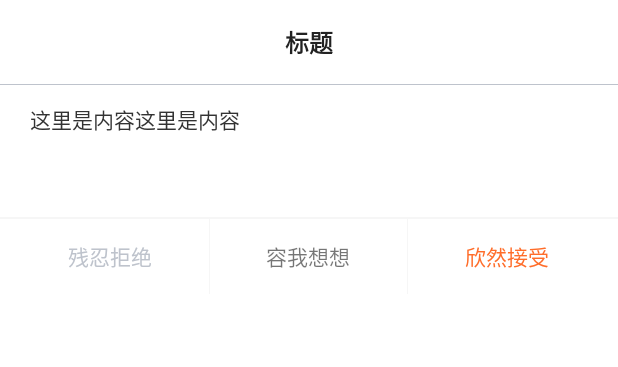
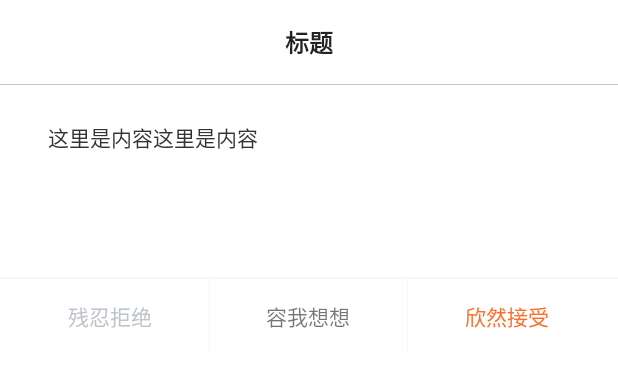
Before and after one commit to TinloneX/BaseNormalMVP, an Android app: the layout dialog_do_progress.xml on its own in the app's theme, with its tools: preview values and no code run, on a phone screen of 412 x 824 dp. Shown: the top 367 px of the screen. Run offline under Robolectric (Android 15) with nearby library versions, the phone set to English and light mode, and no system bars; network calls fail.

Commit message:
修改共用弹窗样式

```diff
--- a/app/src/main/res/layout/dialog_do_progress.xml
+++ b/app/src/main/res/layout/dialog_do_progress.xml
@@ -37,11 +37,12 @@
         app:layout_constraintStart_toStartOf="parent"
         app:layout_constraintTop_toBottomOf="@+id/tv_title" />
 
-    <TextView
-        android:id="@+id/tv_content"
+    <ScrollView
+        android:id="@+id/sv_content"
         android:layout_width="0dp"
-        android:layout_height="wrap_content"
+        android:layout_height="80dp"
         android:layout_marginTop="12dp"
+        android:scrollbars="none"
         android:minHeight="40dp"
         android:paddingStart="12dp"
         android:paddingEnd="12dp"
@@ -49,8 +50,18 @@
         android:typeface="normal"
         app:layout_constraintEnd_toEndOf="@+id/tv_title"
         app:layout_constraintStart_toStartOf="@+id/tv_title"
-        app:layout_constraintTop_toBottomOf="@+id/tv_line"
-        tools:text="这里是内容这里是内容" />
+        app:layout_constraintTop_toBottomOf="@+id/tv_line">
+        <TextView
+            android:id="@+id/tv_content"
+            android:layout_width="match_parent"
+            android:layout_height="wrap_content"
+            android:layout_marginTop="12dp"
+            android:paddingStart="12dp"
+            android:paddingEnd="12dp"
+            android:textColor="#333"
+            android:typeface="normal"
+            tools:text="这里是内容这里是内容" />
+    </ScrollView>
 
     <TextView
         android:id="@+id/tv_line2"
@@ -130,7 +141,7 @@
         app:layout_constraintBottom_toTopOf="@+id/tv_line2"
         app:layout_constraintEnd_toEndOf="parent"
         app:layout_constraintStart_toStartOf="parent"
-        app:layout_constraintTop_toBottomOf="@+id/tv_content">
+        app:layout_constraintTop_toBottomOf="@+id/sv_content">
 
         <ProgressBar
             android:id="@+id/progressBar"
@@ -139,9 +150,7 @@
             android:layout_height="3dp"
             android:layout_weight="1"
             android:progressDrawable="@drawable/progress_background"
-            app:layout_constraintEnd_toEndOf="@+id/tv_content"
             app:layout_constraintHorizontal_bias="0.0"
-            app:layout_constraintStart_toStartOf="@+id/tv_content"
             tools:layout_editor_absoluteY="282dp"
             tools:visibility="visible" />
 
```
Also changed, not shown: app/src/main/java/com/company/project/activity/MainActivity.java (+5 -2 lines), app/src/main/java/com/company/project/util/FileUtils.java (+15 -15 lines), app/src/main/java/com/company/project/util/TLog.java (+5 -6 lines).
